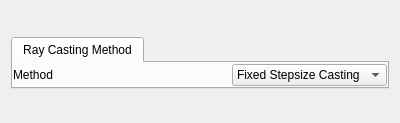
StasJ/vapor-formatted, file apps/vaporgui/IsoSurfaceVariablesGUI.ui: the form before one commit.
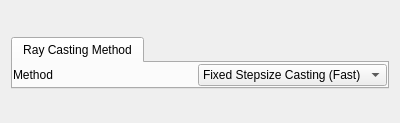
The form after the commit. Custom widgets are drawn as their Qt base class.

Patch:
```diff
--- a/apps/vaporgui/IsoSurfaceVariablesGUI.ui
+++ b/apps/vaporgui/IsoSurfaceVariablesGUI.ui
@@ -145,7 +145,7 @@
             </property>
             <item>
              <property name="text">
-              <string>Fixed Stepsize Casting </string>
+              <string>Fixed Stepsize Casting (Fast)</string>
              </property>
             </item>
             <item>
```
Left out of the diff: 5 changed lines with no effect on the pictures.
